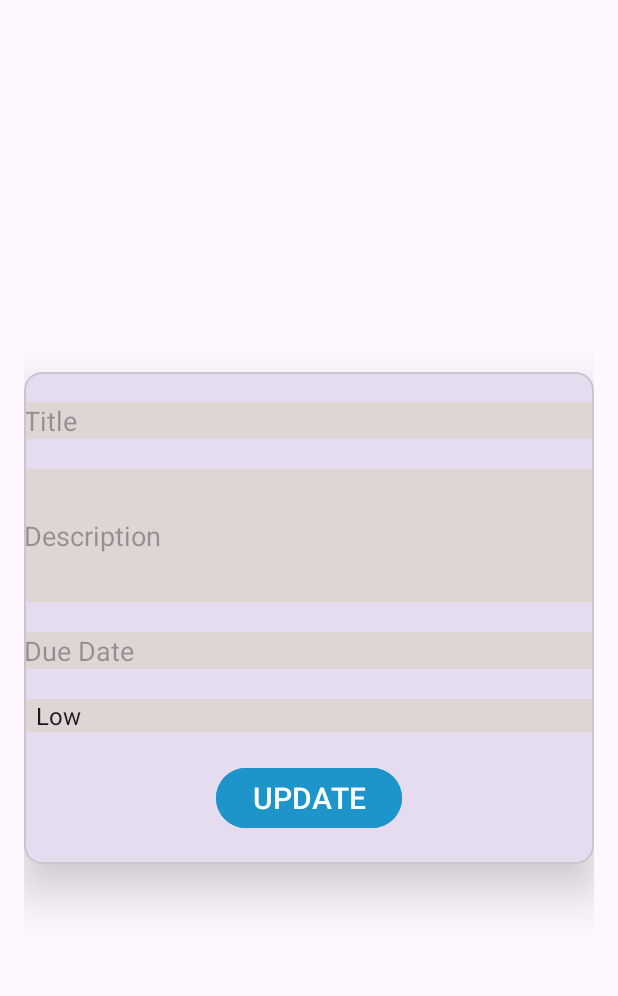
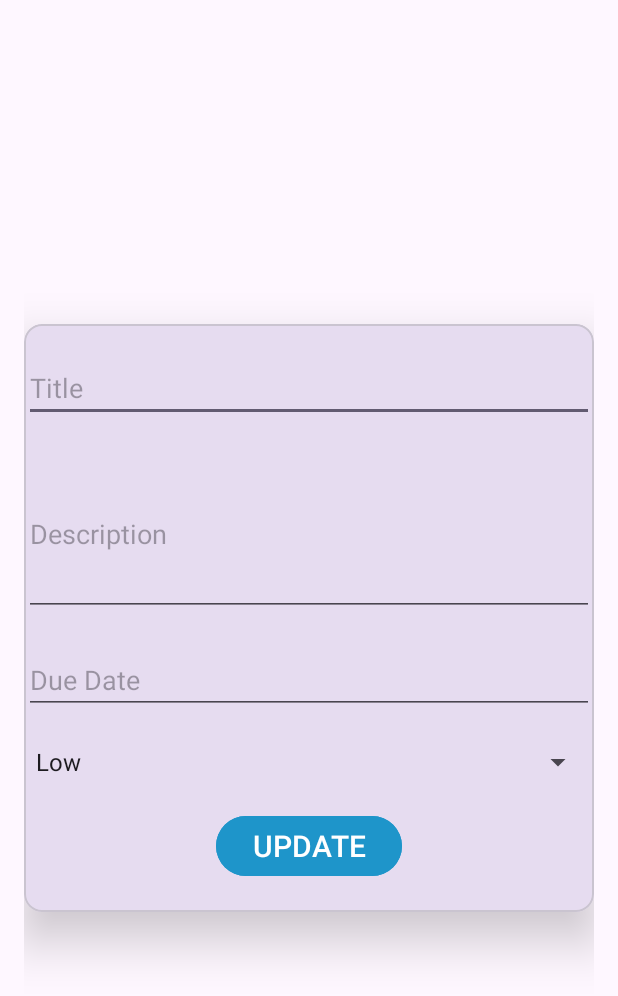
Before and after one commit to patelayushi09/MAD_Assignment2_21012021060, an Android app: the UpdateTaskActivity screen opened directly, with no data from a screen before it, on a phone screen of 412 x 824 dp. Shown: the top 996 px of the screen. Run offline under Robolectric (Android 15) with nearby library versions, the phone set to English and light mode, and no system bars.

Commit message:
updatetask upd

```diff
--- a/app/src/main/res/layout/activity_update_task.xml
+++ b/app/src/main/res/layout/activity_update_task.xml
@@ -12,7 +12,6 @@
     <com.google.android.material.card.MaterialCardView
         android:layout_width="match_parent"
         android:layout_height="wrap_content"
-        android:background="@color/white"
         app:cardElevation="20dp">
 
         <LinearLayout
@@ -26,7 +25,6 @@
                 android:layout_width="match_parent"
                 android:layout_height="wrap_content"
                 android:hint="Title"
-                android:background="#DFD5D5"
                 android:textSize="18sp"
                 android:inputType="textCapSentences"
                 android:layout_marginTop="20dp"/>
@@ -36,7 +34,6 @@
                 android:layout_width="match_parent"
                 android:layout_height="wrap_content"
                 android:hint="Description"
-                android:background="#DFD5D5"
                 android:textSize="18sp"
                 android:inputType="textMultiLine"
                 android:lines="4"
@@ -46,7 +43,6 @@
                 android:id="@+id/editTextDueDate"
                 android:layout_width="match_parent"
                 android:layout_height="wrap_content"
-                android:background="#DFD5D5"
                 android:hint="Due Date"
                 android:textSize="18sp"
                 android:inputType="datetime"
@@ -57,7 +53,6 @@
                 android:layout_width="match_parent"
                 android:layout_height="wrap_content"
                 android:textSize="18sp"
-                android:background="#DFD5D5"
                 android:entries="@array/priority_levels"
                 android:prompt="@string/priority_prompt"
                 android:layout_marginTop="20dp"/>
```
